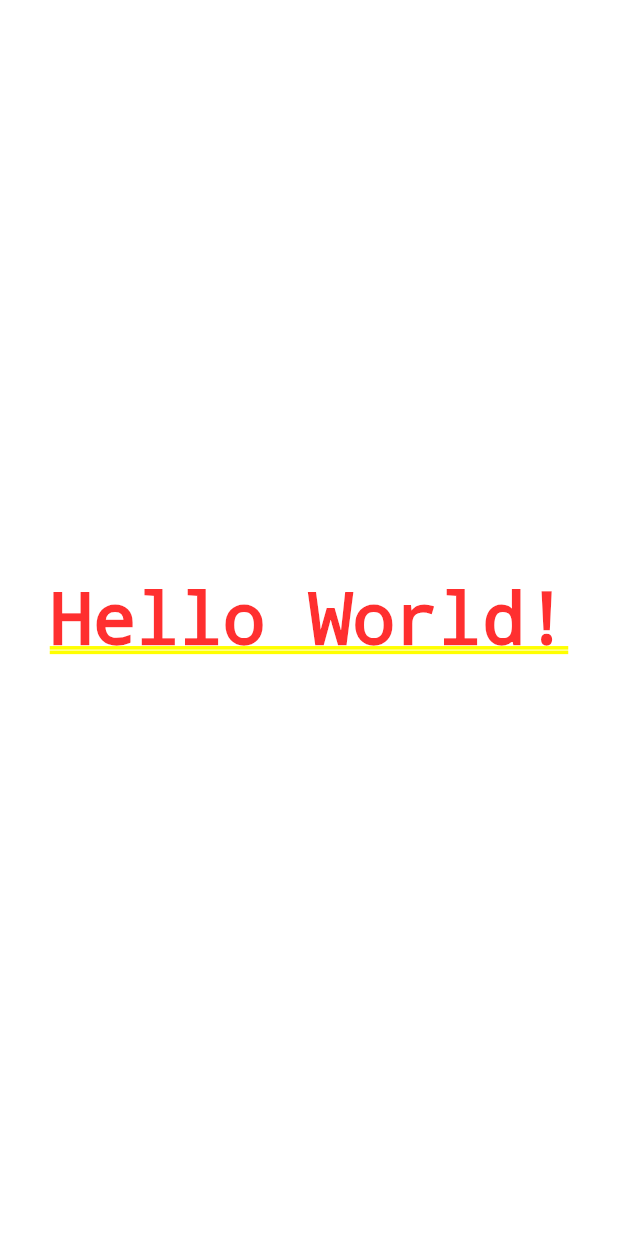
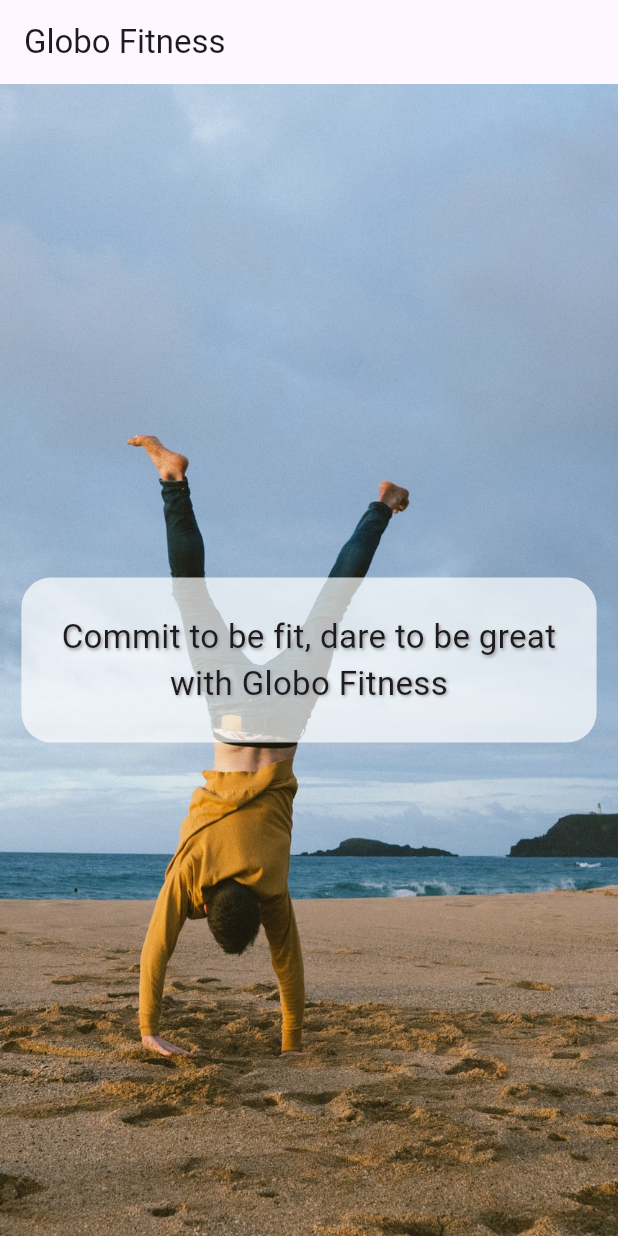
Before and after one commit to altair961/Flutter, a Flutter app: the screen it shows after launch, on a phone screen of 412 x 824 dp. Run offline on Flutter 3.47's test engine with Material 3 defaults, Android fonts, the phone set to English and light mode, and no system bars.

Commit message:
Presentation screen was created

```diff
--- a/globo_fitness/lib/main.dart
+++ b/globo_fitness/lib/main.dart
@@ -1,4 +1,5 @@
 import 'package:flutter/material.dart';
+import 'package:flutter/widgets.dart';
 
 void main() {
   runApp(GlobeApp());
@@ -10,7 +11,28 @@ class GlobeApp extends StatelessWidget {
   @override
   Widget build(BuildContext context) {
     return MaterialApp(
-      home: Center(child: Text('Hello World!'))
-    );
+        home: Scaffold(
+      appBar: AppBar(title: Text('Globo Fitness')),
+      body: Container(
+        decoration: BoxDecoration(
+            image: DecorationImage(
+                image: AssetImage('assets/beach.jpg'), fit: BoxFit.cover)),
+        child: Center(
+            child: Container(
+                padding: EdgeInsets.all(24),
+                decoration: BoxDecoration(
+                    borderRadius: BorderRadius.all(Radius.circular(20)),
+                    color: Colors.white70),
+                child: Text(
+                    'Commit to be fit, dare to be great \nwith Globo Fitness',
+                    textAlign: TextAlign.center,
+                    style: TextStyle(fontSize: 22, shadows: [
+                      Shadow(
+                          offset: Offset(1.0, 1.0),
+                          blurRadius: 2.0,
+                          color: Colors.grey)
+                    ])))),
+      ),
+    ));
   }
 }
--- a/globo_fitness/pubspec.yaml
+++ b/globo_fitness/pubspec.yaml
@@ -59,9 +59,9 @@ flutter:
   uses-material-design: true
 
   # To add assets to your application, add an assets section, like this:
-  # assets:
-  #   - images/a_dot_burr.jpeg
-  #   - images/a_dot_ham.jpeg
+  assets:
+    - assets/
+    # - images/a_dot_ham.jpeg
 
   # An image asset can refer to one or more resolution-specific "variants", see
   # https://flutter.dev/assets-and-images/#resolution-aware
```
Also changed, not shown: globo_fitness/assets/beach.jpg (added).
